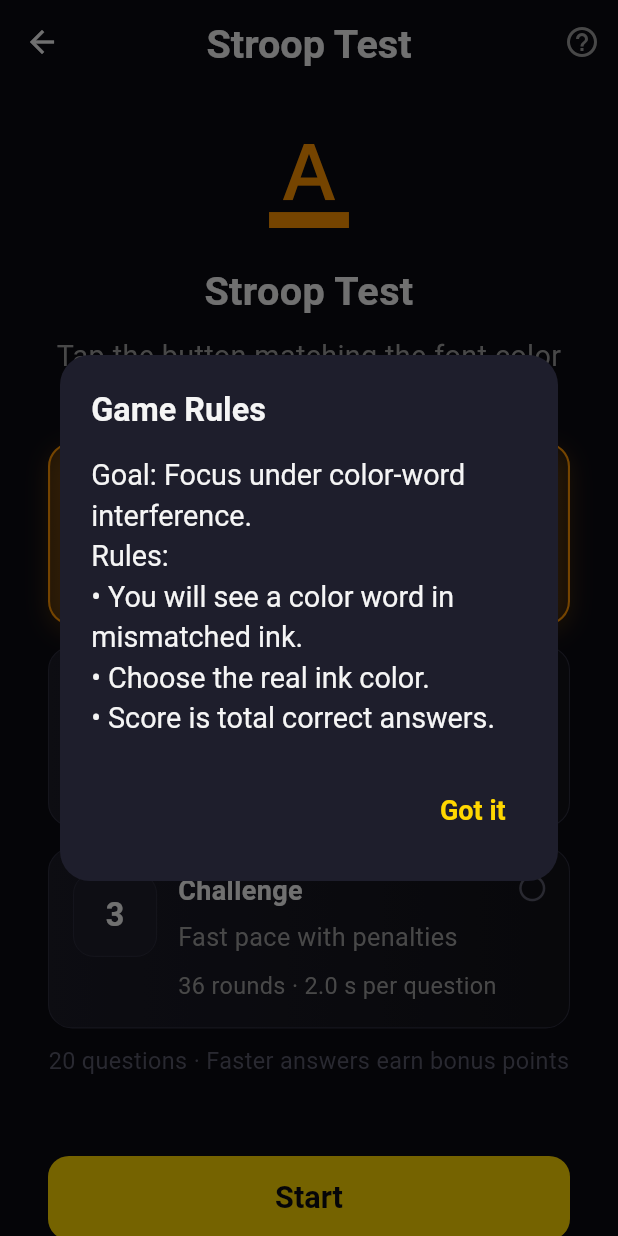
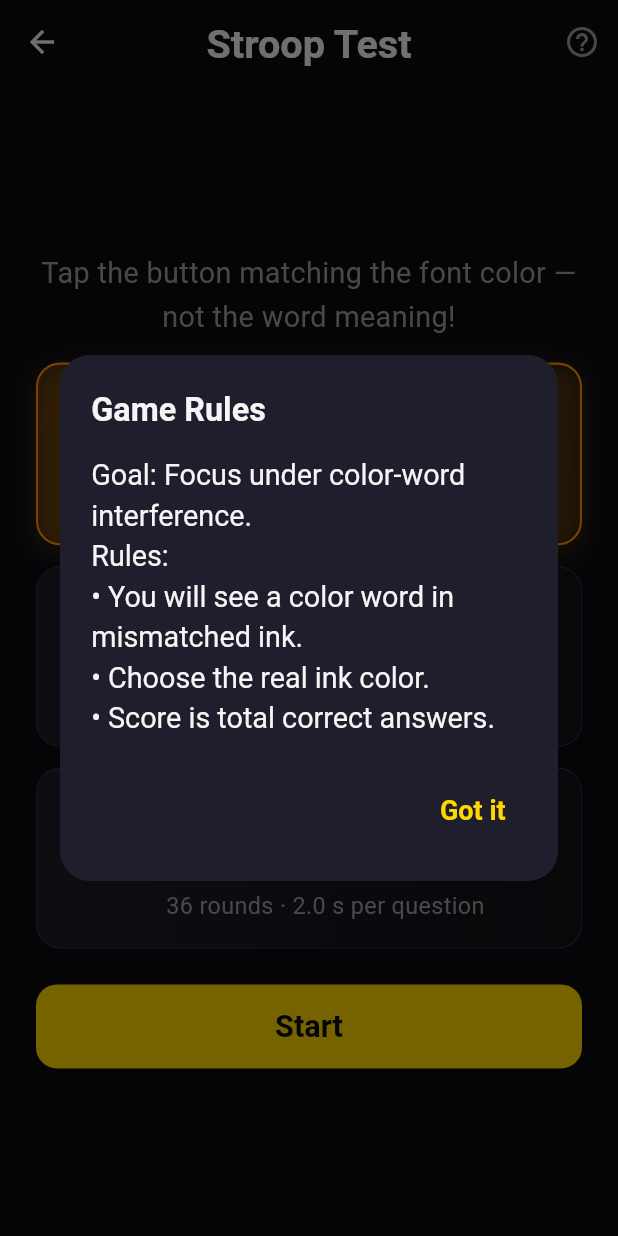
Before and after one commit to BinGess/puzzleGames, a Flutter app: the screen it shows after launch, after a tap on "Daily Supply", after a tap on "Stroop Test", on a phone screen of 412 x 824 dp. Run offline on Flutter 3.47's test engine with Material 3 defaults, Android fonts, the phone set to English and light mode, and no system bars; our stand-ins replace audioplayers, fl_chart, flutter_riverpod, go_router, google_fonts, hive_flutter and 2 more; accounts and stored records are empty; Roboto replaces fonts that are missing (Cairo).

Commit message:
优化各种游戏体验问题

```diff
--- a/lib/core/utils/haptics.dart
+++ b/lib/core/utils/haptics.dart
@@ -15,7 +15,7 @@ abstract final class Haptics {
   static int get soundLevel => SoundEffects.volumeLevel;
   static void setSoundGameId(String gameId) => SoundEffects.setGameId(gameId);
 
-  /// Light tap (correct cell, button press)
+  /// Light feedback for in-game correct actions.
   static void light() {
     SoundEffects.confirm();
     if (!_hapticsEnabled) return;
@@ -36,7 +36,7 @@ abstract final class Haptics {
     HapticFeedback.heavyImpact();
   }
 
-  /// Selection click (menu tap, toggle)
+  /// Selection click for generic UI interactions (menu tap, toggle, button tap).
   static void selection() {
     SoundEffects.selection();
     if (!_hapticsEnabled) return;
--- a/lib/presentation/common_widgets/gold_button.dart
+++ b/lib/presentation/common_widgets/gold_button.dart
@@ -40,7 +40,7 @@ class GoldButton extends StatelessWidget {
         ),
         child: ElevatedButton(
           onPressed: () {
-            Haptics.light();
+            Haptics.selection();
             onPressed();
           },
           style: ElevatedButton.styleFrom(
--- a/lib/presentation/dashboard/dashboard_screen.dart
+++ b/lib/presentation/dashboard/dashboard_screen.dart
@@ -32,9 +32,17 @@ class DashboardScreen extends ConsumerWidget {
             slivers: [
               SliverAppBar(
                 pinned: true,
-                backgroundColor: Colors.transparent,
+                backgroundColor: const Color(0xFF0B0D1A),
+                surfaceTintColor: Colors.transparent,
                 elevation: 0,
                 scrolledUnderElevation: 0,
+                bottom: PreferredSize(
+                  preferredSize: const Size.fromHeight(0.5),
+                  child: Container(
+                    height: 0.5,
+                    color: AppColors.border.withValues(alpha: 0.24),
+                  ),
+                ),
                 title: Text(
                   l10n.appName,
                   style: AppTypography.headingMedium,
--- a/lib/presentation/dashboard/widgets/game_card.dart
+++ b/lib/presentation/dashboard/widgets/game_card.dart
@@ -48,7 +48,7 @@ class GameCard extends StatelessWidget {
         color: Colors.transparent,
         child: InkWell(
           onTap: () {
-            Haptics.light();
+            Haptics.selection();
             onTap();
           },
           borderRadius: BorderRadius.circular(22),
--- a/lib/presentation/games/stroop_test/stroop_test_screen.dart
+++ b/lib/presentation/games/stroop_test/stroop_test_screen.dart
@@ -399,19 +399,10 @@ class _StroopTestScreenState extends ConsumerState<StroopTestScreen> {
   Widget _buildConfig(BuildContext context) {
     return Center(
       child: SingleChildScrollView(
-        padding: const EdgeInsets.all(32),
+        padding: const EdgeInsets.all(24),
         child: Column(
           mainAxisSize: MainAxisSize.min,
           children: [
-            const Icon(Icons.format_color_text,
-                color: AppColors.stroop, size: 64),
-            const SizedBox(height: 24),
-            Text(
-              tr(context, 'اختبار ستروب', 'Stroop Test', '斯特鲁普测试'),
-              style: AppTypography.headingMedium,
-              textAlign: TextAlign.center,
-            ),
-            const SizedBox(height: 12),
             Text(
               tr(
                   context,
@@ -422,7 +413,7 @@ class _StroopTestScreenState extends ConsumerState<StroopTestScreen> {
                   .copyWith(color: AppColors.textSecondary),
               textAlign: TextAlign.center,
             ),
-            const SizedBox(height: 14),
+            const SizedBox(height: 16),
             ConstrainedBox(
               constraints: const BoxConstraints(maxWidth: 460),
               child: DifficultyOptionList<int>(
@@ -442,32 +433,7 @@ class _StroopTestScreenState extends ConsumerState<StroopTestScreen> {
                 onChanged: (value) => setState(() => _difficulty = value),
               ),
             ),
-            const SizedBox(height: 10),
-            Text(
-              tr(
-                context,
-                '${useArabicDigits(context) ? _totalStimuli.toArabicDigits() : _totalStimuli} سؤال · نقاط أسرع = مكافأة',
-                '$_totalStimuli questions · Faster answers earn bonus points',
-                '$_totalStimuli 题 · 反应越快积分越高',
-              ),
-              style: AppTypography.caption,
-              textAlign: TextAlign.center,
-            ),
-            const SizedBox(height: 4),
-            if (_difficulty > 1)
-              Text(
-                tr(
-                  context,
-                  'لكل سؤال حد زمني قصير',
-                  'Each round has a short time limit',
-                  '每题有短时限',
-                ),
-                style: AppTypography.caption.copyWith(
-                  color: AppColors.textSecondary,
-                ),
-                textAlign: TextAlign.center,
-              ),
-            const SizedBox(height: 48),
+            const SizedBox(height: 24),
             SizedBox(
               width: double.infinity,
               child: ElevatedButton(
```
Also changed, not shown: lib/presentation/games/number_matrix/number_matrix_screen.dart (+0 -9 lines), lib/presentation/games/number_memory/number_memory_screen.dart (+0 -8 lines), lib/presentation/games/reaction_time/reaction_time_screen.dart (+0 -8 lines), lib/presentation/games/reverse_memory/reverse_memory_screen.dart (+0 -9 lines), lib/presentation/games/sequence_memory/sequence_memory_screen.dart (+0 -8 lines), lib/presentation/games/tower_of_hanoi/tower_of_hanoi_screen.dart (+1 -7 lines), lib/presentation/games/visual_memory/visual_memory_screen.dart (+0 -9 lines), lib/presentation/result/result_screen.dart (+6 -6 lines).
